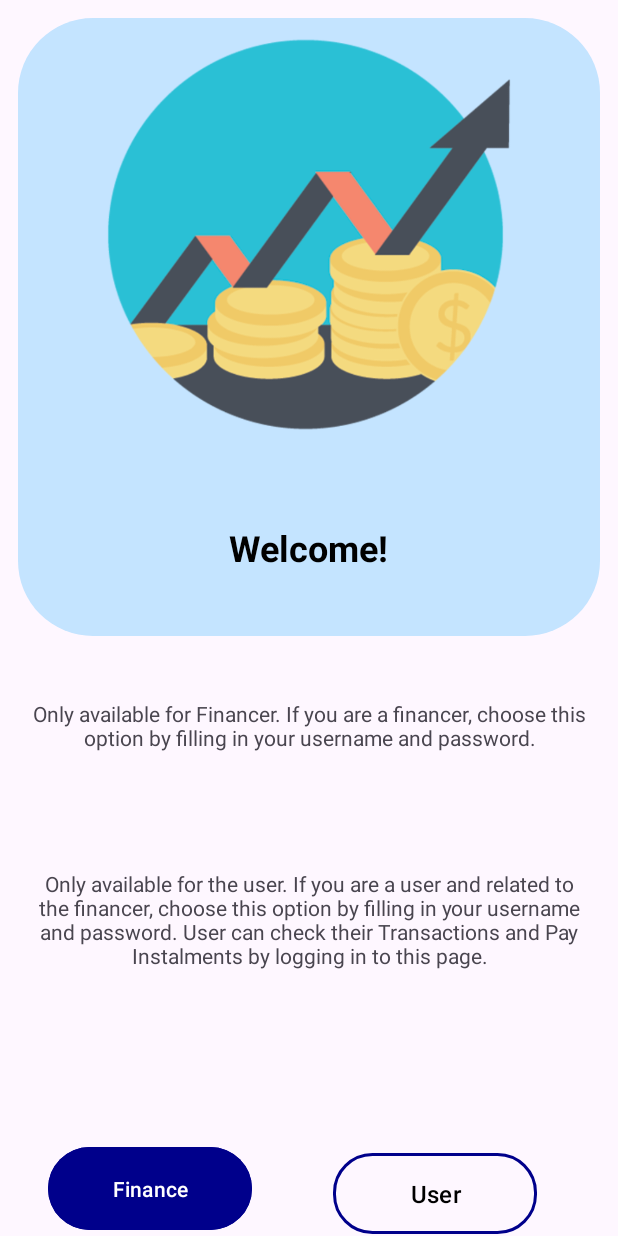
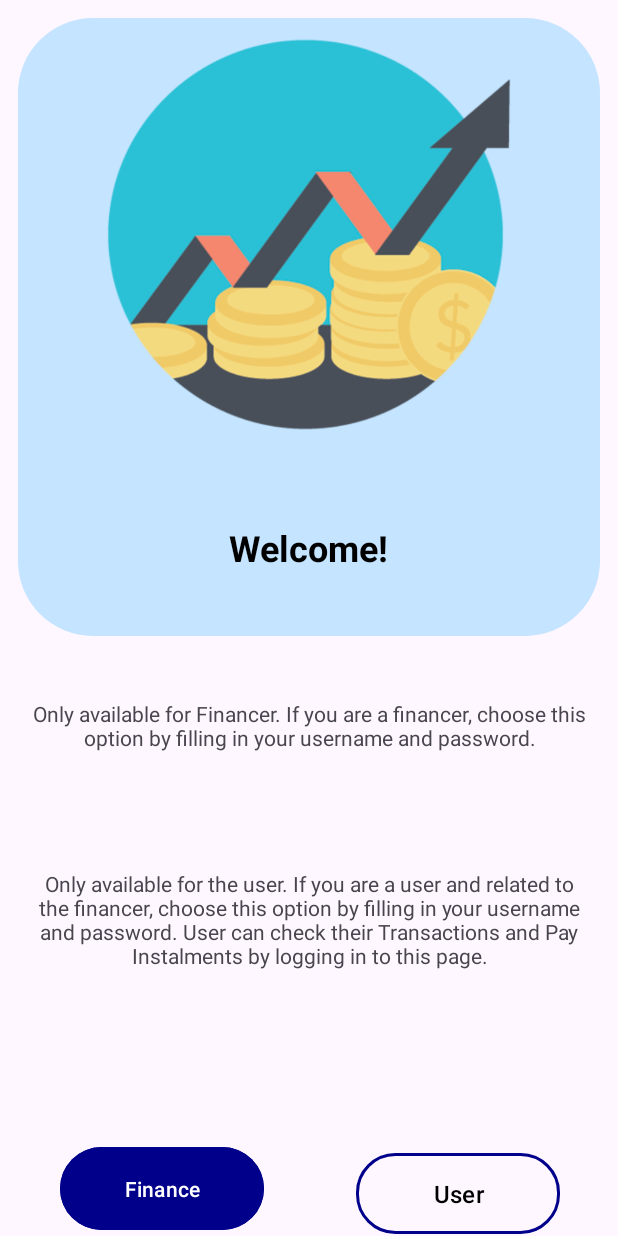
Before and after one commit to MayurJadhav1212/Mayuu, an Android app: the screen it shows after launch (WelcomeActivity), on a phone screen of 412 x 824 dp. Run offline under Robolectric (Android 15) with nearby library versions, the phone set to English and light mode, and no system bars.

Commit message:
Basic changes are ready

```diff
--- a/app/src/main/res/layout/activity_finance_home.xml
+++ b/app/src/main/res/layout/activity_finance_home.xml
@@ -24,7 +24,9 @@
             android:layout_height="?attr/actionBarSize"
             android:background="@color/blue"
             android:title="Fund Flow"
-            app:popupTheme="@style/ThemeOverlay.MaterialComponents.Dark" />
+            app:popupTheme="@style/ThemeOverlay.MaterialComponents.Dark"
+            app:titleTextColor="@color/black" />
+
 
         <!-- TabLayout for Chats, Status, Calls -->
         <com.google.android.material.tabs.TabLayout
--- a/app/src/main/res/layout/activity_welcome.xml
+++ b/app/src/main/res/layout/activity_welcome.xml
@@ -75,7 +75,7 @@
         android:id="@+id/Financebtn"
         android:layout_width="136dp"
         android:layout_height="63dp"
-        android:layout_marginStart="32dp"
+        android:layout_marginStart="40dp"
         android:layout_marginTop="192dp"
         android:backgroundTint="@color/blue"
         android:text="Finance"
@@ -83,6 +83,7 @@
         app:layout_constraintBottom_toBottomOf="parent"
         app:layout_constraintStart_toStartOf="parent"
         app:layout_constraintTop_toBottomOf="@+id/welcomeText"
+        app:layout_constraintVertical_bias="0.695"
         tools:ignore="NotSibling" />
 
     <Button
@@ -97,6 +98,7 @@
         android:textColor="@android:color/black"
         android:textSize="16sp"
         app:layout_constraintEnd_toEndOf="parent"
+        app:layout_constraintHorizontal_bias="0.616"
         app:layout_constraintStart_toEndOf="@+id/Financebtn"
         app:layout_constraintTop_toTopOf="@+id/Financebtn" />
 
```
